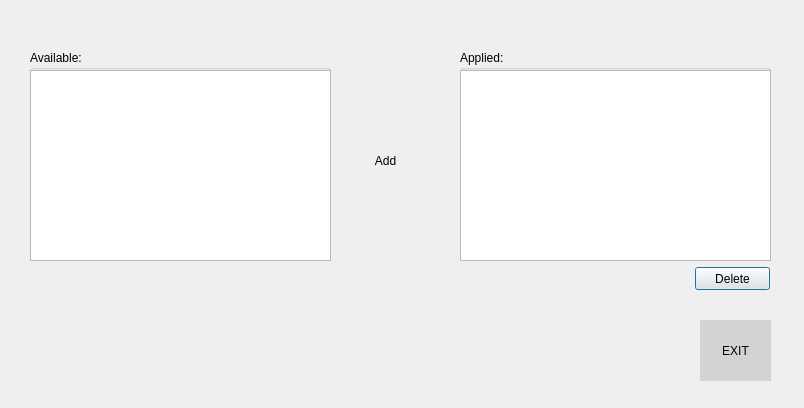
This is uis/apply_credit_note_form.ui in andrei219/euromedia as Qt 5 draws it before an edit. The edited form follows.
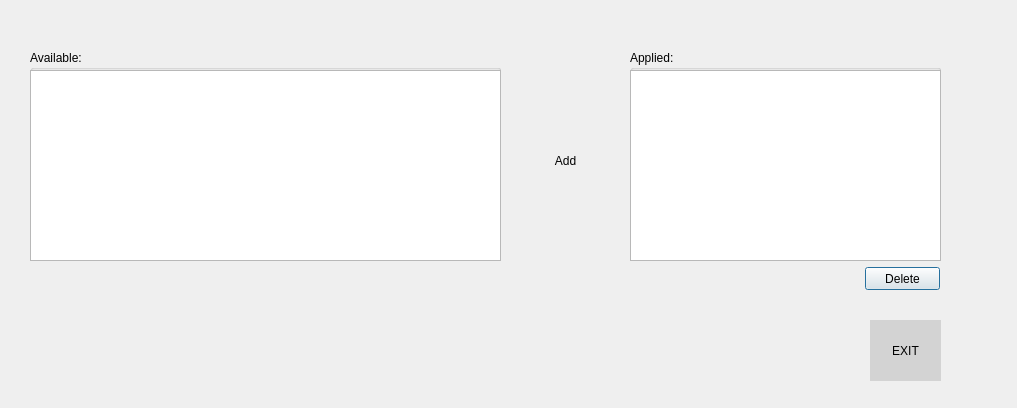
This is the edited form. Icons and pictures are not drawn.

Commit message: Finish credit note branch

```diff
--- a/uis/apply_credit_note_form.ui
+++ b/uis/apply_credit_note_form.ui
@@ -6,7 +6,7 @@
    <rect>
     <x>0</x>
     <y>0</y>
-    <width>804</width>
+    <width>1017</width>
     <height>408</height>
    </rect>
   </property>
@@ -18,7 +18,7 @@
     <rect>
      <x>30</x>
      <y>50</y>
-     <width>301</width>
+     <width>471</width>
      <height>211</height>
     </rect>
    </property>
@@ -30,7 +30,7 @@
      <rect>
       <x>0</x>
       <y>20</y>
-      <width>301</width>
+      <width>471</width>
       <height>191</height>
      </rect>
     </property>
@@ -45,7 +45,7 @@
   <widget class="QGroupBox" name="groupBox_2">
    <property name="geometry">
     <rect>
-     <x>460</x>
+     <x>630</x>
      <y>50</y>
      <width>311</width>
      <height>211</height>
@@ -74,7 +74,7 @@
   <widget class="QToolButton" name="exit">
    <property name="geometry">
     <rect>
-     <x>700</x>
+     <x>870</x>
      <y>320</y>
      <width>71</width>
      <height>61</height>
@@ -106,7 +106,7 @@
   <widget class="QPushButton" name="delete_">
    <property name="geometry">
     <rect>
-     <x>695</x>
+     <x>865</x>
      <y>267</y>
      <width>75</width>
      <height>23</height>
@@ -119,7 +119,7 @@
   <widget class="QToolButton" name="add">
    <property name="geometry">
     <rect>
-     <x>340</x>
+     <x>520</x>
      <y>130</y>
      <width>91</width>
      <height>61</height>
```
The commit also changes 6 other files.
